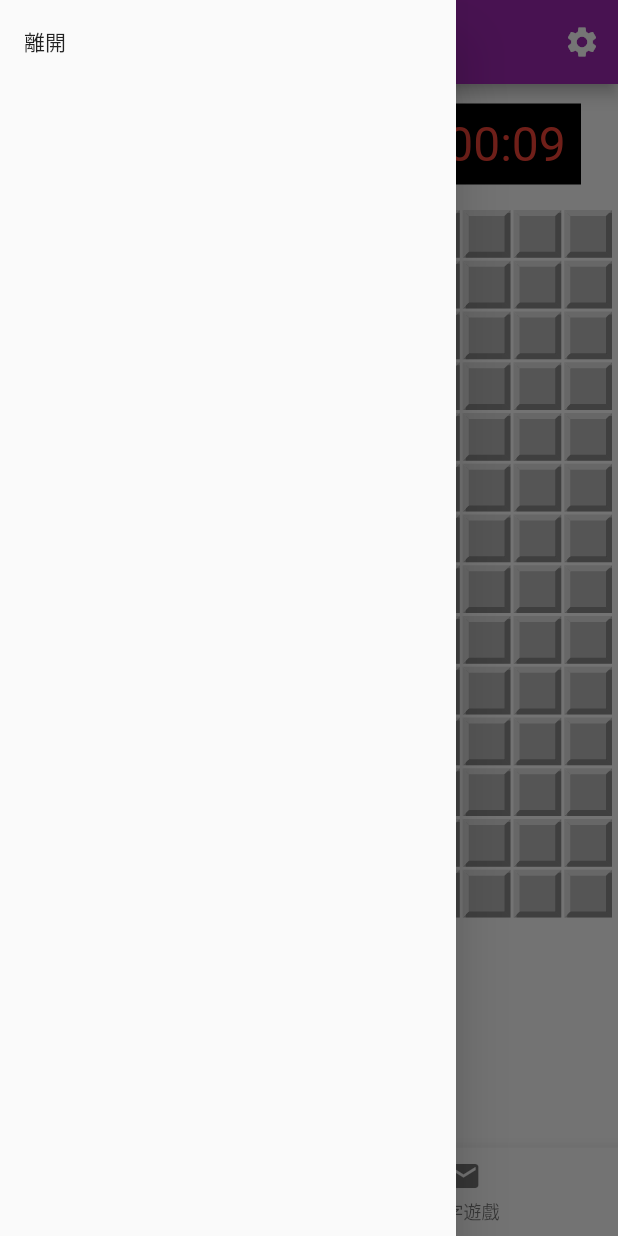
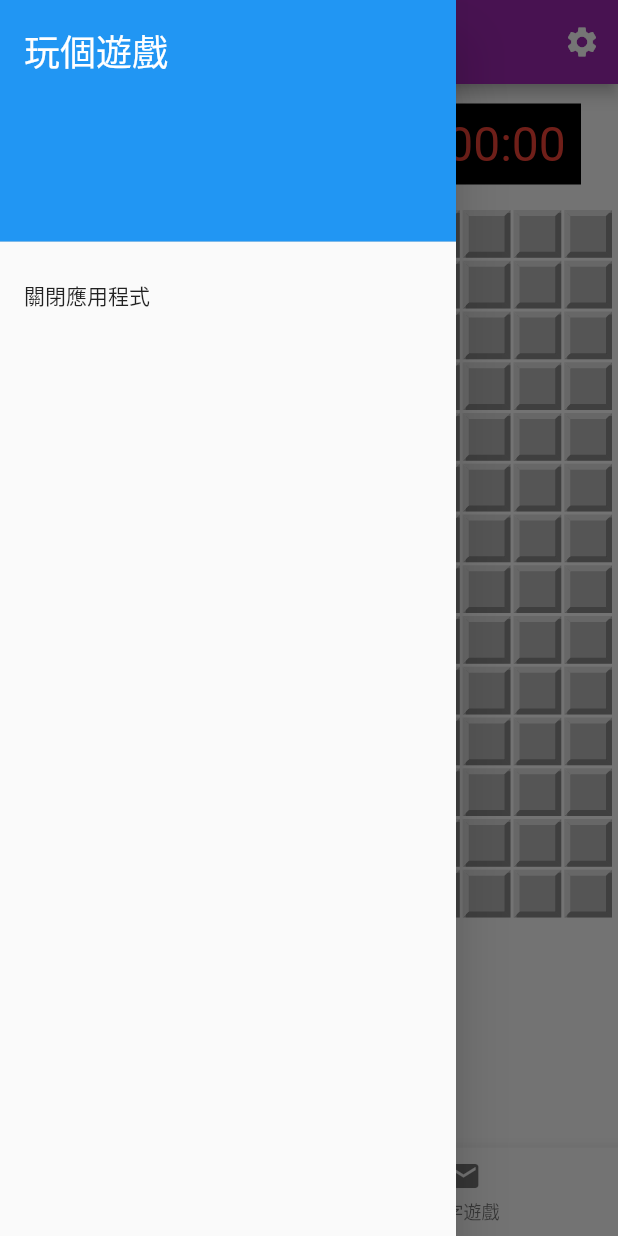
Before and after one commit to PeacePan/flutter_play_a_game, a Flutter app: the screen it shows after launch, in the side drawer, after a tap on the "sentiment satisfied" icon, on a phone screen of 412 x 824 dp. Run offline on Flutter 3.47's test engine with Material 2 defaults, Android fonts, the light colour scheme and no system bars; our stand-ins replace shared_preferences; statements that could not run were skipped.

Commit message:
fix(bug): 修正初始載入設定錯誤

```diff
--- a/lib/layout.dart
+++ b/lib/layout.dart
@@ -1,6 +1,5 @@
 import 'dart:io';
 import 'package:flutter/material.dart';
-import 'package:flutter_minesweeper/configs.dart';
 import 'package:flutter_minesweeper/main.dart';
 import 'package:flutter_minesweeper/screens/settings.dart';
 
@@ -66,8 +65,20 @@ class LayoutState extends State<Layout> {
         child: ListView(
           padding: EdgeInsets.zero,
           children: <Widget>[
+            DrawerHeader(
+              child: Text(
+                '玩個遊戲',
+                style: TextStyle(
+                  color: Colors.white,
+                  fontSize: 24,
+                ),
+              ),
+              decoration: BoxDecoration(
+                color: Colors.blue,
+              ),
+            ),
             ListTile(
-              title: Text('離開'),
+              title: Text('關閉應用程式'),
               onTap: closeApp,
             ),
           ],
--- a/lib/main.dart
+++ b/lib/main.dart
@@ -1,8 +1,7 @@
-import 'dart:convert';
-
 import 'package:flutter/material.dart';
 import 'package:flutter_minesweeper/configs.dart';
 import 'package:flutter_minesweeper/screens/home.dart';
+import 'package:flutter_minesweeper/screens/initial.dart';
 import 'package:shared_preferences/shared_preferences.dart';
 
 void main() => runApp(App());
@@ -19,73 +18,34 @@ class App extends StatefulWidget {
 
 class AppState extends State<App> {
   GameConfigs configs = GameConfigs(mineweeperLevel: Level.easy);
-  void updateConfig(GameConfigs newConfigs) async {
+  Future<void> updateConfig(GameConfigs newConfigs) async {
     setState(() { configs = newConfigs; });
     SharedPreferences prefs = await SharedPreferences.getInstance();
     prefs.setInt('mineweeperLevel', newConfigs.mineweeperLevel.index);
-    print('set mineweeperLevel: ${newConfigs.mineweeperLevel.index}');
   }
   @override
   void initState() {
     super.initState();
-    // () async {
-    //   print('SharedPreferences loading');
-    //   SharedPreferences prefs = await SharedPreferences.getInstance();
-    //   int levelIndex = prefs.getInt('mineweeperLevel');
-    //   Level mineweeperLevel = levelIndex != null
-    //     ? Level.values[levelIndex]
-    //     : Level.easy;
-    //   print('mineweeperLevel: $mineweeperLevel');
-    //   // App 載入完成
-    //   setState(() {
-    //     configs.mineweeperLevel = mineweeperLevel;
-    //   });
-    //   print('SharedPreferences loaded');
-    // }();
   }
   @override
   void dispose() {
     super.dispose();
     // App 關閉
   }
-  Future<SharedPreferences> getPrefs() async {
-    return await SharedPreferences.getInstance();
-  }
   @override
   Widget build(BuildContext context) {
     return _AppStateContainer(
       state: this,
-      child: FutureBuilder<SharedPreferences>(
-        future: getPrefs(),
-        builder: (BuildContext context, AsyncSnapshot<SharedPreferences> snapshot) {
-          switch (snapshot.connectionState) {
-            case ConnectionState.none:
-            case ConnectionState.waiting:
-              return Container(
-                color: Colors.white,
-                width: 0,
-                height: 0,
-              );
-            default:
-              print('SharedPreferences loading');
-              SharedPreferences prefs = snapshot.data;
-              int levelIndex = prefs.getInt('mineweeperLevel');
-              print('levelIndex: $levelIndex');
-              Level mineweeperLevel = levelIndex != null
-                ? Level.values[levelIndex]
-                : Level.easy;
-              print('mineweeperLevel: $mineweeperLevel');
-              configs.mineweeperLevel = mineweeperLevel;
-              print('SharedPreferences loaded');
-              return MaterialApp(
-                title: 'Play a Game',
-                theme: ThemeData(
-                  primarySwatch: Colors.purple,
-                  accentColor: Colors.orangeAccent[400],
-                ),
-                home: HomeScreen(),
-              );
-          }
+      child: MaterialApp(
+        title: 'Play a Game',
+        theme: ThemeData(
+          primarySwatch: Colors.purple,
+          accentColor: Colors.orangeAccent[400],
+        ),
+        initialRoute: '/initial',
+        routes: {
+          '/': (context) => HomeScreen(),
+          '/initial': (context) => InitialScreen(),
         },
       ),
     );
--- /dev/null
+++ b/lib/screens/initial.dart
@@ -0,0 +1,40 @@
+import 'package:flutter/material.dart';
+import 'package:flutter_minesweeper/configs.dart';
+import 'package:flutter_minesweeper/main.dart';
+import 'package:shared_preferences/shared_preferences.dart';
+
+class InitialScreen extends StatefulWidget {
+  @override
+  State<StatefulWidget> createState() => _InitialScreenState();
+}
+
+class _InitialScreenState extends State<InitialScreen> {
+  void initData() async {
+    SharedPreferences prefs = await SharedPreferences.getInstance();
+    int levelIndex = prefs.getInt('mineweeperLevel');
+    Level mineweeperLevel = levelIndex != null
+      ? Level.values[levelIndex]
+      : Level.easy;
+    AppState appState = App.of(context);
+    appState.configs.mineweeperLevel = mineweeperLevel;
+    await appState.updateConfig(appState.configs);
+    await Navigator.popAndPushNamed(context, '/');
+  }
+  @override
+  void initState() {
+    super.initState();
+    initData();
+  }
+  @override
+  void dispose() {
+    super.dispose();
+  }
+  @override
+  Widget build(BuildContext context) {
+    return Container(
+      color: Colors.white,
+      width: double.infinity,
+      height: double.infinity,
+    );
+  }
+}
--- a/lib/widgets/minesweeper.dart
+++ b/lib/widgets/minesweeper.dart
@@ -2,7 +2,6 @@ import 'dart:async';
 import 'dart:math';
 import 'package:flutter/material.dart';
 import 'package:flutter_minesweeper/configs.dart';
-import 'package:flutter_minesweeper/layout.dart';
 import 'package:flutter_minesweeper/main.dart';
 
 const int ROWS = 14;
@@ -56,12 +55,16 @@ class _MinesweeperState extends State<Minesweeper> {
     });
     return _flagCount;
   }
+  void initGrids() {
+    flags.clear();
+    grids.clear();
+    for (int r = 0; r < ROWS; r++) {
+      grids.add(List.generate(COLUMNS, (x) => GameGrid()));
+    }
+  }
   /// 建立新遊戲
   void createGame() {
-    final state = App.of(context);
-    print(state);
-    // final Level level = App.of(context).configs.mineweeperLevel;
-    final Level level = Level.easy;
+    final Level level = App.of(context).configs.mineweeperLevel;
     int bombAmount;
     if (level == Level.difficult) {
       bombAmount =
@@ -81,11 +84,7 @@ class _MinesweeperState extends State<Minesweeper> {
     }
     bombAmount = min(bombAmount, TOTAL_GRIDS);
     int total = bombAmount;
-    flags.clear();
-    grids.clear();
-    for (int r = 0; r < ROWS; r++) {
-      grids.add(List.generate(COLUMNS, (x) => GameGrid()));
-    }
+    initGrids();
     while (bombAmount > 0) {
       final rY = randomGenerator.nextInt(ROWS);
       final rX = randomGenerator.nextInt(COLUMNS);
@@ -160,7 +159,7 @@ class _MinesweeperState extends State<Minesweeper> {
   @override
   void initState() {
     super.initState();
-    createGame();
+    initGrids();
   }
   @override
   void dispose() {
@@ -169,11 +168,15 @@ class _MinesweeperState extends State<Minesweeper> {
   }
   @override
   Widget build(BuildContext context) {
-    Duration gameTime = gameEnd.difference(gameStart);
-    int minutes = gameTime.inMinutes;
-    int seconds = (gameTime.inSeconds - (minutes * 60));
-    String timeString = '${minutes.toString().padLeft(2, '0')}:${seconds.toString().padLeft(2, '0')}';
-    int remainBombs = _totalBombs - flagCount;
+    String timeString = '00:00';
+    int remainBombs = 0;
+    if (gameStart != null && gameEnd != null) {
+      Duration gameTime = gameEnd.difference(gameStart);
+      int minutes = gameTime.inMinutes;
+      int seconds = (gameTime.inSeconds - (minutes * 60));
+      timeString = '${minutes.toString().padLeft(2, '0')}:${seconds.toString().padLeft(2, '0')}';
+      remainBombs = _totalBombs - flagCount;
+    }
 
     print('build');
     if (_isGameover == true) {
--- a/lib/widgets/tic_tac_toe.dart
+++ b/lib/widgets/tic_tac_toe.dart
@@ -65,29 +65,30 @@ class _TicTacToeState extends State<TicTacToe> {
               default:
                 widget = Text(''); break;
             }
-            return InkWell(
+            return IgnorePointer(
+              ignoring: winner != null,
+              child: InkWell(
                 child: Container(
                   height: 240,
                   alignment: Alignment(0.0, 0.0),
                   color: winner == null ? Colors.black26 : Colors.black12,
                   child: widget,
                 ),
-              highlightColor: winner == null ? null : Colors.transparent,
-              splashColor: winner == null ? null : Colors.transparent,
                 onTap: () {
-                if (winner != null) return;
                   setState(() {
                     grids[index] = turn;
                     print(grids);
                     if (hasWin(turn)) {
                       winner = turn;
-                    print('winner: $winner');
+                      print('$winner 獲勝');
                     } else if (grids.fold(true, (isFlat, grid) => isFlat && grid != null)) {
-
+                      winner = -1;
+                      print('平手');
                     }
                     turn = turn == 1 ? 0 : 1;
                   });
                 },
+              ),
             );
           },
         )
```
Lines whose indentation alone changed are shown as unchanged.
